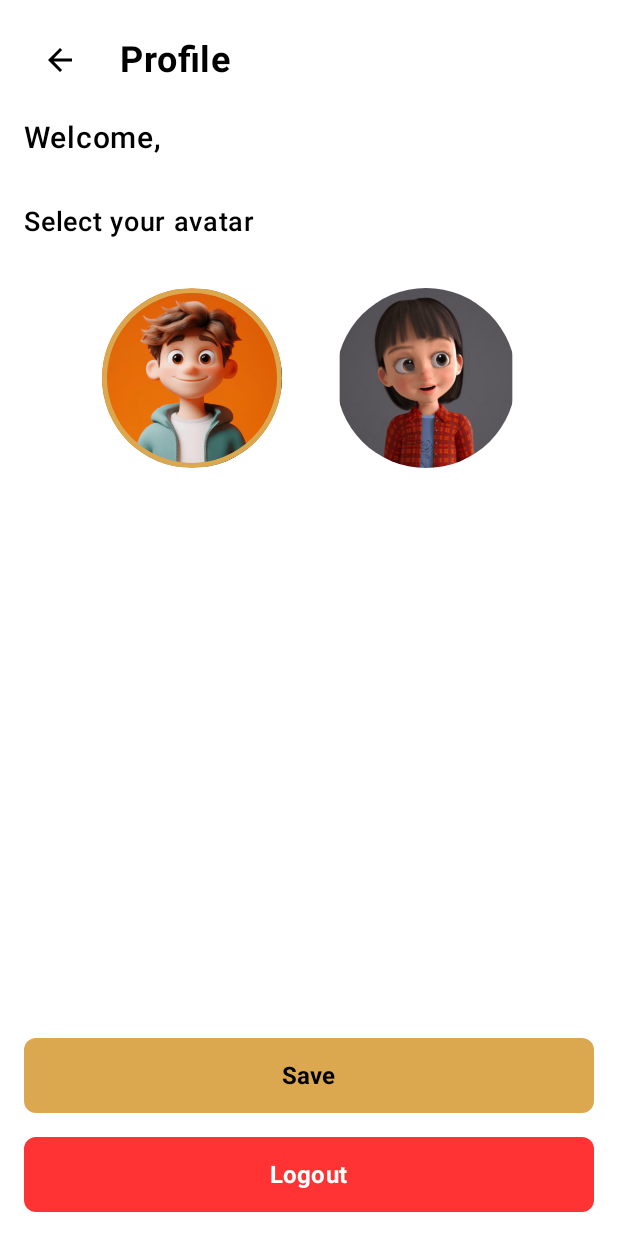
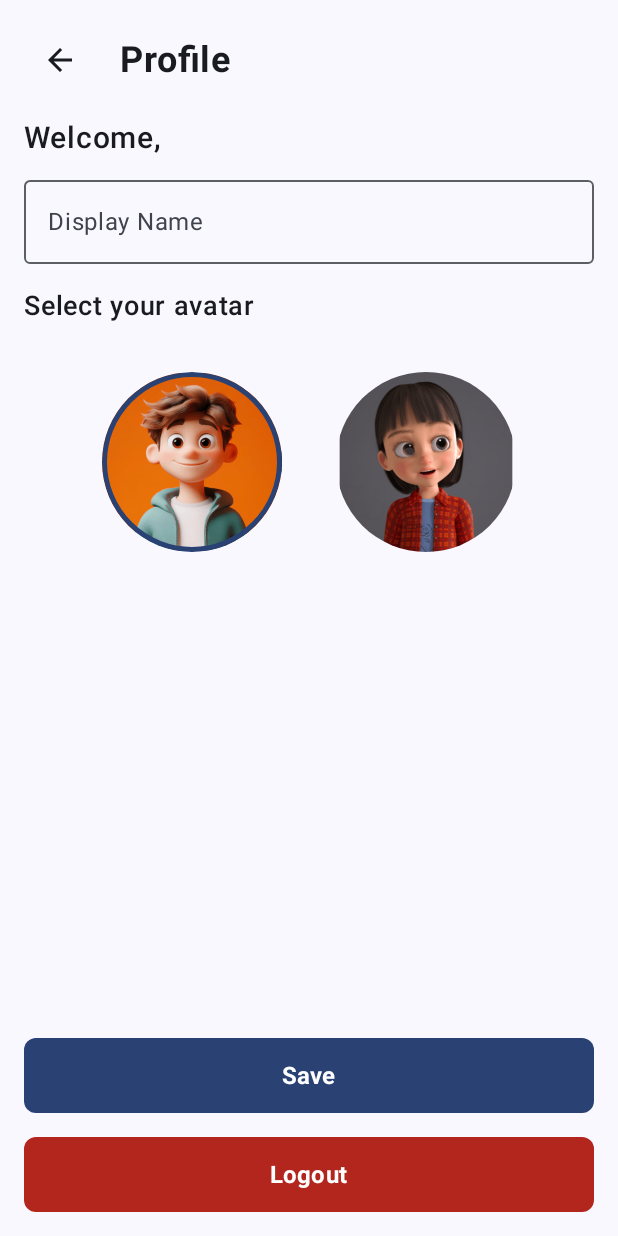
Before and after one commit to abhishek-maurya576/EduReach, an Android app built with Jetpack Compose: the ProfileScreen screen opened through its navigation route, on a phone screen of 412 x 824 dp. Run offline under Robolectric (Android 15) with nearby library versions, the phone set to English and light mode, and no system bars; our stand-ins replace Firebase (no records; nobody signed in at launch, a user with empty details on screens opened directly); 1 statement that could not run was skipped.

Commit message:
Add user name changable functionality

```diff
--- a/app/src/main/java/com/org/edureach/ui/ProfileScreen.kt
+++ b/app/src/main/java/com/org/edureach/ui/ProfileScreen.kt
@@ -25,11 +25,14 @@ import com.google.firebase.auth.FirebaseAuth
 import com.google.firebase.firestore.FirebaseFirestore
 import com.org.edureach.R
 
+@OptIn(ExperimentalMaterial3Api::class)
 @Composable
 fun ProfileScreen(navController: NavController) {
     var selectedAvatar by remember { mutableStateOf(1) } // 1 or 2 for avatar1 or avatar2
     var userName by remember { mutableStateOf("") }
+    var displayName by remember { mutableStateOf("") }
     var isLoading by remember { mutableStateOf(true) }
+    var showSaveMessage by remember { mutableStateOf(false) }
 
     // Load user data
     LaunchedEffect(Unit) {
@@ -39,7 +42,9 @@ fun ProfileScreen(navController: NavController) {
                 .document(uid)
                 .get()
                 .addOnSuccessListener { document ->
-                    userName = document.getString("displayName") ?: ""
+                    val name = document.getString("displayName") ?: ""
+                    userName = name
+                    displayName = name
                     selectedAvatar = document.getLong("avatarId")?.toInt() ?: 1
                     isLoading = false
                 }
@@ -49,7 +54,7 @@ fun ProfileScreen(navController: NavController) {
     Column(
         modifier = Modifier
             .fillMaxSize()
-            .background(Color.White)
+            .background(MaterialTheme.colorScheme.background)
             .padding(16.dp)
     ) {
         // Header
@@ -65,7 +70,7 @@ fun ProfileScreen(navController: NavController) {
                 Icon(
                     imageVector = Icons.AutoMirrored.Filled.ArrowBack,
                     contentDescription = "Back",
-                    tint = Color.Black
+                    tint = MaterialTheme.colorScheme.onBackground
                 )
             }
 
@@ -73,7 +78,7 @@ fun ProfileScreen(navController: NavController) {
                 text = "Profile",
                 fontSize = 24.sp,
                 fontWeight = FontWeight.Bold,
-                color = Color.Black,
+                color = MaterialTheme.colorScheme.onBackground,
                 modifier = Modifier.padding(start = 16.dp)
             )
         }
@@ -83,7 +88,7 @@ fun ProfileScreen(navController: NavController) {
                 modifier = Modifier.fillMaxSize(),
                 contentAlignment = Alignment.Center
             ) {
-                CircularProgressIndicator(color = Color(0xFFDBA84F))
+                CircularProgressIndicator(color = MaterialTheme.colorScheme.primary)
             }
         } else {
             // User Info
@@ -91,16 +96,40 @@ fun ProfileScreen(navController: NavController) {
                 text = "Welcome, $userName",
                 fontSize = 20.sp,
                 fontWeight = FontWeight.Medium,
-                color = Color.Black,
-                modifier = Modifier.padding(bottom = 32.dp)
+                color = MaterialTheme.colorScheme.onBackground,
+                modifier = Modifier.padding(bottom = 8.dp)
             )
+
+            // Update Name Field
+            OutlinedTextField(
+                value = displayName,
+                onValueChange = { displayName = it },
+                label = { Text("Display Name") },
+                modifier = Modifier
+                    .fillMaxWidth()
+                    .padding(bottom = 16.dp),
+                colors = TextFieldDefaults.outlinedTextFieldColors(
+                    focusedBorderColor = MaterialTheme.colorScheme.primary,
+                    unfocusedBorderColor = MaterialTheme.colorScheme.outline,
+                    focusedLabelColor = MaterialTheme.colorScheme.primary
+                ),
+                singleLine = true
+            )
+
+            if (showSaveMessage) {
+                Text(
+                    text = "Profile updated successfully!",
+                    color = MaterialTheme.colorScheme.tertiary,
+                    modifier = Modifier.padding(bottom = 8.dp)
+                )
+            }
 
             // Avatar Selection
             Text(
                 text = "Select your avatar",
                 fontSize = 18.sp,
                 fontWeight = FontWeight.Medium,
-                color = Color.Black,
+                color = MaterialTheme.colorScheme.onBackground,
                 modifier = Modifier.padding(bottom = 16.dp)
             )
 
@@ -117,7 +146,7 @@ fun ProfileScreen(navController: NavController) {
                         .clip(CircleShape)
                         .border(
                             width = 3.dp,
-                            color = if (selectedAvatar == 1) Color(0xFFDBA84F) else Color.Transparent,
+                            color = if (selectedAvatar == 1) MaterialTheme.colorScheme.primary else Color.Transparent,
                             shape = CircleShape
                         )
                         .clickable { selectedAvatar = 1 }
@@ -137,7 +166,7 @@ fun ProfileScreen(navController: NavController) {
                         .clip(CircleShape)
                         .border(
                             width = 3.dp,
-                            color = if (selectedAvatar == 2) Color(0xFFDBA84F) else Color.Transparent,
+                            color = if (selectedAvatar == 2) MaterialTheme.colorScheme.primary else Color.Transparent,
                             shape = CircleShape
                         )
                         .clickable { selectedAvatar = 2 }
@@ -158,15 +187,21 @@ fun ProfileScreen(navController: NavController) {
                 onClick = {
                     val userId = FirebaseAuth.getInstance().currentUser?.uid
                     userId?.let { uid ->
+                        val updates = hashMapOf<String, Any>(
+                            "avatarId" to selectedAvatar,
+                            "displayName" to displayName
+                        )
+
                         FirebaseFirestore.getInstance().collection("users")
                             .document(uid)
-                            .update("avatarId", selectedAvatar)
+                            .update(updates)
                             .addOnSuccessListener {
-                                navController.popBackStack()
+                                userName = displayName
+                                showSaveMessage = true
                             }
                     }
                 },
-                colors = ButtonDefaults.buttonColors(containerColor = Color(0xFFDBA84F)),
+                colors = ButtonDefaults.buttonColors(containerColor = MaterialTheme.colorScheme.primary),
                 modifier = Modifier
                     .fillMaxWidth()
                     .height(50.dp),
@@ -176,7 +211,7 @@ fun ProfileScreen(navController: NavController) {
                     text = "Save",
                     fontSize = 16.sp,
                     fontWeight = FontWeight.Bold,
-                    color = Color.Black
+                    color = MaterialTheme.colorScheme.onPrimary
                 )
             }
 
@@ -190,7 +225,7 @@ fun ProfileScreen(navController: NavController) {
                         popUpTo(0) { inclusive = true }
                     }
                 },
-                colors = ButtonDefaults.buttonColors(containerColor = Color.Red.copy(alpha = 0.8f)),
+                colors = ButtonDefaults.buttonColors(containerColor = MaterialTheme.colorScheme.error),
                 modifier = Modifier
                     .fillMaxWidth()
                     .height(50.dp),
@@ -200,7 +235,7 @@ fun ProfileScreen(navController: NavController) {
                     text = "Logout",
                     fontSize = 16.sp,
                     fontWeight = FontWeight.Bold,
-                    color = Color.White
+                    color = MaterialTheme.colorScheme.onError
                 )
             }
         }
```
